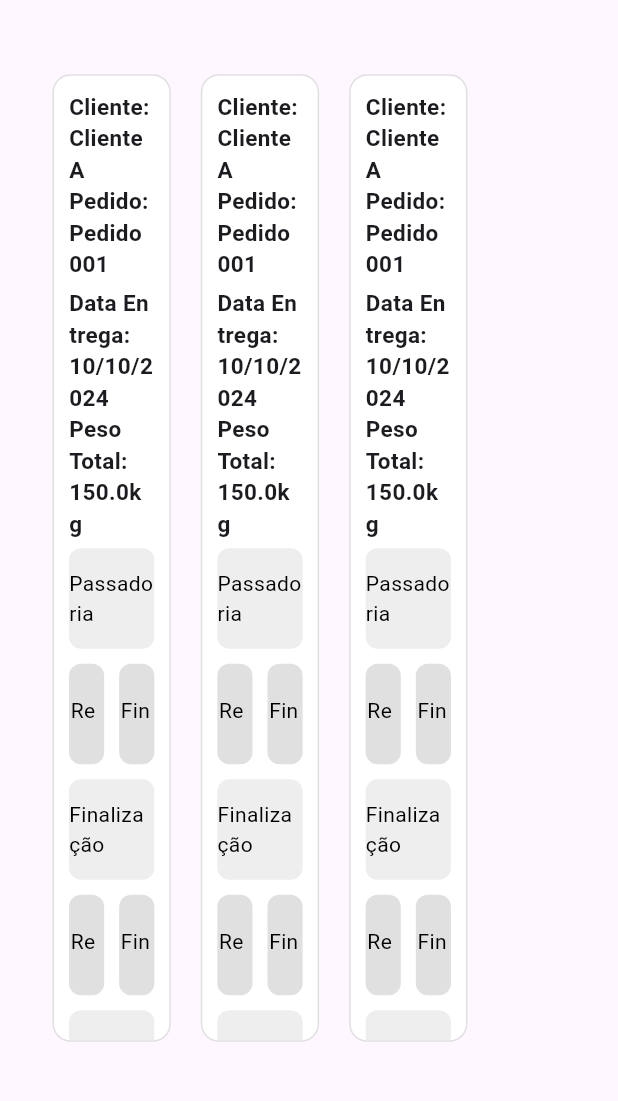
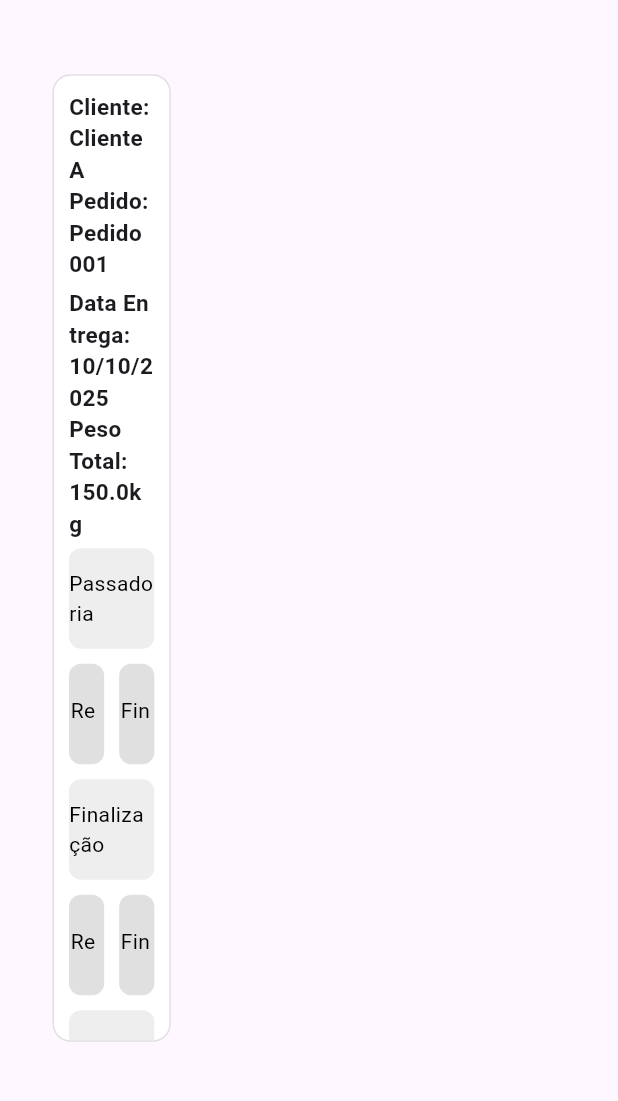
Before and after one commit to Mas0481/tccFinal, a Flutter app: the OptionsPage screen opened by its route, after a tap on "Área Finalização", on a phone screen of 412 x 824 dp, the part 120-1221 px from its top. Run offline on Flutter 3.47's test engine with Material 3 defaults, Android fonts, the phone set to English and light mode, and no system bars; missing offline and left inert: mysql1.

Commit message:
corrigido a tela de finalização

```diff
--- a/lib/areas/area_finalizacao.dart
+++ b/lib/areas/area_finalizacao.dart
@@ -4,6 +4,8 @@ import 'package:tcc/forms/form_passadoria.dart';
 import 'package:tcc/forms/form_retorno.dart'; // Novo import
 import 'dart:async';
 import 'package:tcc/util/custom_appbar.dart';
+import '../lote.dart';
+import '../pedido.dart';
 
 class AreaFinalizacao extends StatelessWidget {
   // final PageController _pageController =
@@ -13,88 +15,39 @@ class AreaFinalizacao extends StatelessWidget {
   Widget build(BuildContext context) {
     List<Pedido> pedidos = [
       Pedido(
-        cliente: 'Cliente A',
-        pedido: 'Pedido 001',
-        dataEntrega: '10/10/2024',
+        codCliente: 001,
+        nomeCliente: 'Cliente A',
+        numPedido: 'Pedido 001',
+        dataColeta: '05/10/2024',
+        dataRecebimento: '05/10/2024',
+        horaRecebimento: '08:00',
+        dataLimite: '09/10/2024',
+        dataEntrega: '10/10/2025',
         pesoTotal: 150.0,
-        passadoria: 0,
-        finalizacao: 0,
-        retorno: 0,
+        recebimentoStatus: 2,
+        classificacaoStatus: 2,
+        lavagemStatus: 1,
         lotes: [
-          Lote(nome: 'Lote 1', status: 1), // concluido
-          Lote(nome: 'Lote 2', status: 1), // concluido
-          Lote(nome: 'Lote 3', status: 0), // não iniciado
+          Lote(
+            pedidoNum: 001,
+            loteNum: 001,
+            loteCentrifugacaoStatus: 0,
+            loteSecagemStatus: 0,
+          ),
+          Lote(
+            pedidoNum: 001,
+            loteNum: 002,
+            loteSecagemStatus: 0,
+            loteCentrifugacaoStatus: 0,
+          )
         ],
       ),
-      Pedido(
-        cliente: 'Cliente A',
-        pedido: 'Pedido 001',
-        dataEntrega: '10/10/2024',
-        pesoTotal: 150.0,
-        passadoria: 0,
-        finalizacao: 0,
-        retorno: 0,
-        lotes: [
-          Lote(nome: 'Lote 1', status: 0), // 100%
-          Lote(nome: 'Lote 2', status: 0), // 100%
-          Lote(nome: 'Lote 3', status: 00), // 66%
-        ],
-      ),
-
-      Pedido(
-        cliente: 'Cliente A',
-        pedido: 'Pedido 001',
-        dataEntrega: '10/10/2024',
-        pesoTotal: 150.0,
-        passadoria: 0,
-        finalizacao: 0,
-        retorno: 0,
-        lotes: [
-          Lote(nome: 'Lote 1', status: 0), // 100%
-          Lote(nome: 'Lote 2', status: 0), // 100%
-          Lote(nome: 'Lote 3', status: 1), // 66%
-        ],
-      ),
-
-      // Adicione mais pedidos conforme necessário
     ];
 
     return MaterialApp(
       home: AreaFinalizacaoPage(pedidos: pedidos),
     );
   }
-}
-
-class Pedido {
-  final String cliente;
-  final String pedido;
-  final String dataEntrega;
-  final double pesoTotal;
-
-  // 0 representa não iniciado, 1 representa iniciado, 2 representa concluído
-  int passadoria;
-  int finalizacao;
-  int retorno;
-
-  final List<Lote> lotes;
-
-  Pedido({
-    required this.cliente,
-    required this.pedido,
-    required this.dataEntrega,
-    required this.pesoTotal,
-    required this.passadoria,
-    required this.finalizacao,
-    required this.retorno,
-    required this.lotes,
-  });
-}
-
-class Lote {
-  final String nome;
-  int status; // 0 representa iniciado, 1 representa concluído
-
-  Lote({required this.nome, required this.status});
 }
 
 class AreaFinalizacaoPage extends StatefulWidget {
@@ -174,9 +127,9 @@ class _AreaFinalizacaoPageState extends State<AreaFinalizacaoPage> {
           child: Column(
             crossAxisAlignment: CrossAxisAlignment.start,
             children: [
-              Text('Cliente: ${pedido.cliente}',
+              Text('Cliente: ${pedido.nomeCliente}',
                   style: TextStyle(fontWeight: FontWeight.bold, fontSize: 15)),
-              Text('Pedido: ${pedido.pedido}',
+              Text('Pedido: ${pedido.numPedido}',
                   style: TextStyle(fontWeight: FontWeight.bold, fontSize: 15)),
               SizedBox(height: 5),
               Text('Data Entrega: ${pedido.dataEntrega}',
@@ -184,15 +137,18 @@ class _AreaFinalizacaoPageState extends State<AreaFinalizacaoPage> {
               Text('Peso Total: ${pedido.pesoTotal}kg',
                   style: TextStyle(fontWeight: FontWeight.bold, fontSize: 15)),
               SizedBox(height: 6),
-              buildProgressBar('Passadoria', pedido.passadoria.toDouble()),
+              buildProgressBar(
+                  'Passadoria', pedido.passadoriaStatus.toDouble(), pedido),
               SizedBox(height: 10),
               buildLoteRow(pedido, 'Passadoria'),
               SizedBox(height: 10),
-              buildProgressBar('Finalização', pedido.finalizacao.toDouble()),
+              buildProgressBar(
+                  'Finalização', pedido.finalizacaoStatus.toDouble(), pedido),
               SizedBox(height: 10),
               buildLoteRow(pedido, 'Finalização'),
               SizedBox(height: 10),
-              buildProgressBar('Retorno', pedido.retorno.toDouble()),
+              buildProgressBar(
+                  'Retorno', pedido.retornoStatus.toDouble(), pedido),
               SizedBox(height: 10),
               buildLoteRow(pedido, 'Retorno'),
             ],
@@ -202,9 +158,84 @@ class _AreaFinalizacaoPageState extends State<AreaFinalizacaoPage> {
     );
   }
 
-  Widget buildProgressBar(String label, double progress) {
+  Widget buildProgressBar(String label, double progress, Pedido pedido) {
+    String displayLabel = label;
+    // Verifica se todos os lotes estão concluídos e ajusta o label
+    if (label == 'Passadoria') {
+      displayLabel = pedido.passadoriaStatus == 2 ? "$label Concluído" : label;
+    } else if (label == 'Finalização') {
+      displayLabel = pedido.finalizacaoStatus == 2 ? "$label Concluído" : label;
+    } else if (label == 'Retorno') {
+      displayLabel = pedido.retornoStatus == 2 ? "$label Concluído" : label;
+    }
     return InkWell(
       onTap: () {
+        if (label == 'Passadoria' && pedido.passadoriaStatus == 2) {
+          showDialog(
+            context: context,
+            builder: (BuildContext context) {
+              return AlertDialog(
+                title: Text('Atenção'),
+                content: Text('Processo Concluido!'),
+                actions: [
+                  TextButton(
+                    onPressed: () => Navigator.of(context).pop(),
+                    child: Text('OK'),
+                  ),
+                ],
+              );
+            },
+          );
+        } else if (label == 'Finalização' && pedido.finalizacaoStatus == 2) {
+          showDialog(
+            context: context,
+            builder: (BuildContext context) {
+              return AlertDialog(
+                title: Text('Atenção'),
+                content: Text('Processo Concluido!'),
+                actions: [
+                  TextButton(
+                    onPressed: () => Navigator.of(context).pop(),
+                    child: Text('OK'),
+                  ),
+                ],
+              );
+            },
+          );
+        } else if (label == 'Retorno' && pedido.retornoStatus == 2) {
+          showDialog(
+            context: context,
+            builder: (BuildContext context) {
+              return AlertDialog(
+                title: Text('Atenção'),
+                content: Text('Processo Concluido!'),
+                actions: [
+                  TextButton(
+                    onPressed: () => Navigator.of(context).pop(),
+                    child: Text('OK'),
+                  ),
+                ],
+              );
+            },
+          );
+        } else {
+          showDialog(
+            context: context,
+            builder: (BuildContext context) {
+              return AlertDialog(
+                title: Text('Atenção'),
+                content: Text(
+                    'Para Iniciar o Processo Clique no Botão Registrar Inicio!'),
+                actions: [
+                  TextButton(
+                    onPressed: () => Navigator.of(context).pop(),
+                    child: Text('OK'),
+                  ),
+                ],
+              );
+            },
+          );
+        }
         print('Barra de progresso $label pressionada');
       },
       borderRadius: BorderRadius.circular(8),
@@ -220,7 +251,7 @@ class _AreaFinalizacaoPageState extends State<AreaFinalizacaoPage> {
           Positioned.fill(
             child: Center(
               child: Text(
-                label,
+                displayLabel,
                 style: TextStyle(color: Colors.black),
               ),
             ),
@@ -249,74 +280,86 @@ class _AreaFinalizacaoPageState extends State<AreaFinalizacaoPage> {
 
     return StatefulBuilder(
       builder: (context, setState) {
-        if ((processo == 'Passadoria' && pedido.passadoria == 1) ||
-            (processo == 'Finalização' && pedido.finalizacao == 1) ||
-            (processo == 'Retorno' && pedido.retorno == 1)) {
+        if ((processo == 'Passadoria' && pedido.passadoriaStatus == 1) ||
+            (processo == 'Finalização' && pedido.finalizacaoStatus == 1) ||
+            (processo == 'Retorno' && pedido.retornoStatus == 1)) {
           loteColor = Colors.red;
           buttonText = 'Processando';
-        } else if ((processo == 'Passadoria' && pedido.passadoria == 2) ||
-            (processo == 'Finalização' && pedido.finalizacao == 2) ||
-            (processo == 'Retorno' && pedido.retorno == 2)) {
+        } else if ((processo == 'Passadoria' && pedido.passadoriaStatus == 2) ||
+            (processo == 'Finalização' && pedido.finalizacaoStatus == 2) ||
+            (processo == 'Retorno' && pedido.retornoStatus == 2)) {
           loteColor = Colors.blue;
           buttonText = 'Processado';
         }
 
         return GestureDetector(
           onTap: () {
-            if (processo == 'Passadoria' && pedido.passadoria == 0) {
+            if (processo == 'Passadoria' &&
+                pedido.passadoriaStatus == 0 &&
+                pedido.recebimentoStatus != 0 &&
+                pedido.classificacaoStatus != 0 &&
+                pedido.lavagemStatus != 00 &&
+                pedido.centrifugacaoStatus != 00 &&
+                pedido.secagemStatus != 00) {
               showDialog(
                   context: context,
                   builder: (BuildContext context) => Passadoria(
                         onSave: () {
                           setState(() {
                             loteColor = Colors.red;
-                            pedido.passadoria = 1;
+                            pedido.passadoriaStatus = 1;
                             buttonText = 'Processando';
                           });
                         },
                       ));
-            } else if (processo == 'Finalização' && pedido.finalizacao == 0) {
-              // Verifica se a Passadoria foi iniciada
-              if (pedido.passadoria == 0) {
-                showProcessoNaoIniciado(context, 'Passadoria');
-              } else {
+            } else if (processo == 'Finalização' &&
+                pedido.finalizacaoStatus == 0 &&
+                pedido.recebimentoStatus != 0 &&
+                pedido.classificacaoStatus != 0 &&
+                pedido.lavagemStatus != 00 &&
+                pedido.centrifugacaoStatus != 00 &&
+                pedido.secagemStatus != 00 &&
+                pedido.passadoriaStatus != 0) {
               showDialog(
                   context: context,
                   builder: (BuildContext context) => Finalizacao(
                         onSave: () {
                           setState(() {
                             loteColor = Colors.red;
-                              pedido.finalizacao = 1;
+                            pedido.finalizacaoStatus = 1;
                             buttonText = 'Processando';
                           });
                         },
                       ));
-              }
-            } else if (processo == 'Retorno' && pedido.retorno == 0) {
-              // Verifica se a Finalização foi iniciada
-              if (pedido.finalizacao == 0) {
-                showProcessoNaoIniciado(context, 'Finalização');
-              } else {
+            } else if (processo == 'Retorno' &&
+                pedido.retornoStatus == 0 &&
+                pedido.recebimentoStatus == 2 &&
+                pedido.classificacaoStatus == 2 &&
+                pedido.lavagemStatus == 2 &&
+                pedido.centrifugacaoStatus == 2 &&
+                pedido.secagemStatus == 2 &&
+                pedido.passadoriaStatus == 2 &&
+                pedido.finalizacaoStatus == 2) {
               showDialog(
                   context: context,
                   builder: (BuildContext context) => Retorno(
                         onSave: () {
                           setState(() {
                             loteColor = Colors.red;
-                              pedido.retorno = 1;
+                            pedido.retornoStatus = 1;
                             buttonText = 'Processando';
                           });
                         },
                       ));
-              }
             } else {
+              if (processo == "Retorno") {
                 showDialog(
                   context: context,
                   builder: (BuildContext context) {
                     return AlertDialog(
                       title: Text('Atenção'),
-                    content:
-                        Text('Para concluir o processo use o botão Finalizar.'),
+                      content: Text(
+                          'Para dar início ao Processo de Retorno, todos os Processos anteriores devem estar Finalizados!'),
                       actions: [
                         TextButton(
                             onPressed: () => Navigator.of(context).pop(),
@@ -325,6 +368,23 @@ class _AreaFinalizacaoPageState extends State<AreaFinalizacaoPage> {
                     );
                   },
                 );
+              } else {
+                showDialog(
+                  context: context,
+                  builder: (BuildContext context) {
+                    return AlertDialog(
+                      title: Text('Atenção'),
+                      content: Text(
+                          'Para dar início ao Processo de $processo, todos os Processos anteriores devem estar no mínimo iniciados!'),
+                      actions: [
+                        TextButton(
+                            onPressed: () => Navigator.of(context).pop(),
+                            child: Text('OK'))
+                      ],
+                    );
+                  },
+                );
+              }
             }
           },
           child: Container(
@@ -348,9 +408,9 @@ class _AreaFinalizacaoPageState extends State<AreaFinalizacaoPage> {
 
     return StatefulBuilder(
       builder: (context, setState) {
-        if ((processo == 'Passadoria' && pedido.passadoria == 2) ||
-            (processo == 'Finalização' && pedido.finalizacao == 2) ||
-            (processo == 'Retorno' && pedido.retorno == 2)) {
+        if ((processo == 'Passadoria' && pedido.passadoriaStatus == 2) ||
+            (processo == 'Finalização' && pedido.finalizacaoStatus == 2) ||
+            (processo == 'Retorno' && pedido.retornoStatus == 2)) {
           loteColor = Colors.blue;
           buttonText = 'Concluído';
         }
@@ -358,27 +418,27 @@ class _AreaFinalizacaoPageState extends State<AreaFinalizacaoPage> {
         return GestureDetector(
           onTap: () {
             // Verificação de processos anteriores para finalização
-            if (processo == 'Finalização' && pedido.passadoria == 0) {
+            if (processo == 'Finalização' && pedido.passadoriaStatus == 0) {
               showAlertDialog(context, 'Passadoria ainda não foi iniciado.');
               return;
-            } else if (processo == 'Retorno' && pedido.finalizacao == 0) {
+            } else if (processo == 'Retorno' && pedido.finalizacaoStatus == 0) {
               showAlertDialog(context, 'Finalização ainda não foi iniciado.');
               return;
             }
 
-            if ((processo == 'Passadoria' && pedido.passadoria == 1) ||
-                (processo == 'Finalização' && pedido.finalizacao == 1) ||
-                (processo == 'Retorno' && pedido.retorno == 1)) {
+            if ((processo == 'Passadoria' && pedido.passadoriaStatus == 1) ||
+                (processo == 'Finalização' && pedido.finalizacaoStatus == 1) ||
+                (processo == 'Retorno' && pedido.retornoStatus == 1)) {
               // Exibir popup de confirmação
               showConfirmationDialog(context, () {
                 setState(() {
                   loteColor = Colors.blue;
                   if (processo == 'Passadoria') {
-                    pedido.passadoria = 2;
+                    pedido.passadoriaStatus = 2;
                   } else if (processo == 'Finalização') {
-                    pedido.finalizacao = 2;
+                    pedido.finalizacaoStatus = 2;
                   } else if (processo == 'Retorno') {
-                    pedido.retorno = 2;
+                    pedido.retornoStatus = 2;
                   }
                   buttonText = 'Concluído';
                 });
```
Lines whose indentation alone changed are shown as unchanged.
